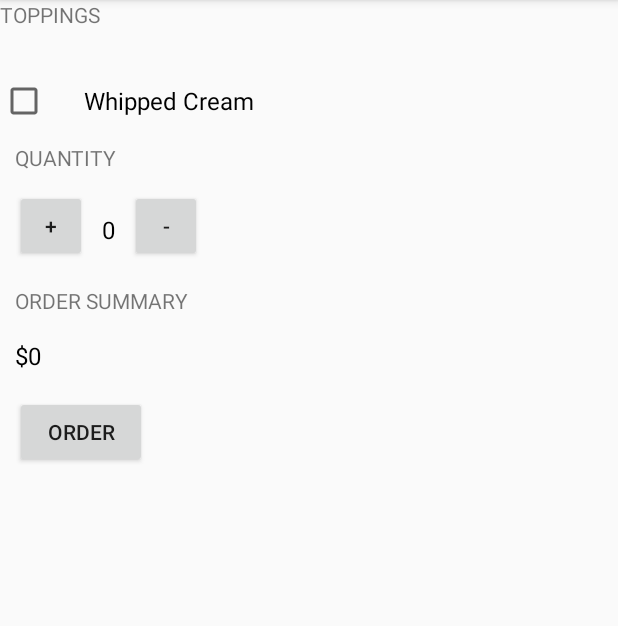
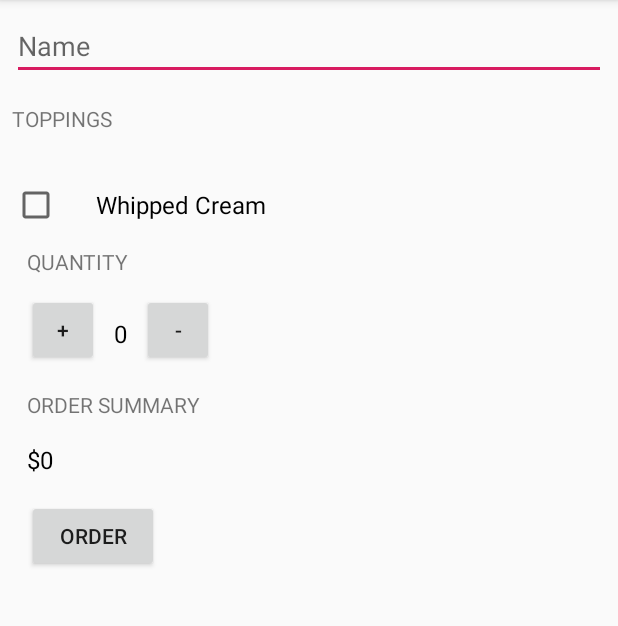
Before and after one commit to Erscheinung/Android_Practice_Project, an Android app: the screen it shows after launch (MainActivity), on a phone screen of 412 x 824 dp, the part 84-710 px from its top. Run offline under Robolectric (Android 15) with nearby library versions, the phone set to English and light mode, and no system bars.

Commit message:
Added Scroll View.

```diff
--- a/app/src/main/res/layout/activity_main.xml
+++ b/app/src/main/res/layout/activity_main.xml
@@ -1,17 +1,32 @@
 <?xml version="1.0" encoding="utf-8"?>
-<LinearLayout xmlns:android="http://schemas.android.com/apk/res/android"
-    xmlns:app="http://schemas.android.com/apk/res-auto"
+    <ScrollView
+        android:layout_width="match_parent"
+        android:layout_height="match_parent"
+        xmlns:android="http://schemas.android.com/apk/res/android"
         xmlns:tools="http://schemas.android.com/tools"
+        tools:context=".MainActivity">
+
+    <LinearLayout
         android:layout_width="match_parent"
         android:layout_height="match_parent"
         android:orientation="vertical"
-    tools:context=".MainActivity"
-    >
+        android:paddingBottom="@dimen/activity_vertical_margin"
+        android:paddingLeft="@dimen/activity_horizontal_margin"
+        android:paddingRight="@dimen/activity_horizontal_margin"
+        android:paddingTop="@dimen/activity_vertical_margin" >
 
+        <EditText
+            android:id="@+id/name_field"
+            android:layout_width="match_parent"
+            android:layout_height="wrap_content"
+            android:orientation = "vertical"
+            android:hint = "Name"
+            android:inputType="textCapWords" />
         <TextView
             android:layout_width="wrap_content"
             android:layout_height="wrap_content"
             android:layout_marginBottom="16dp"
+            android:layout_marginTop="16dp"
             android:text="Toppings"
             android:textAllCaps="true" />
 
@@ -101,3 +116,4 @@
             />
 
     </LinearLayout>
+</ScrollView>
```
Lines whose indentation alone changed are shown as unchanged.
